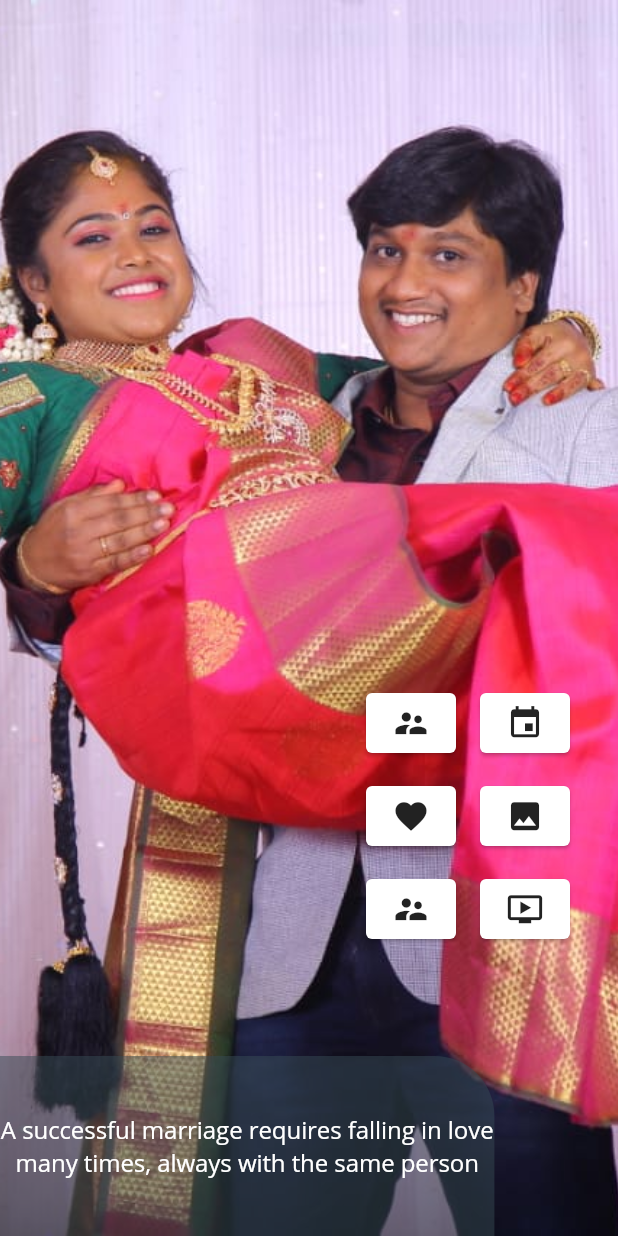
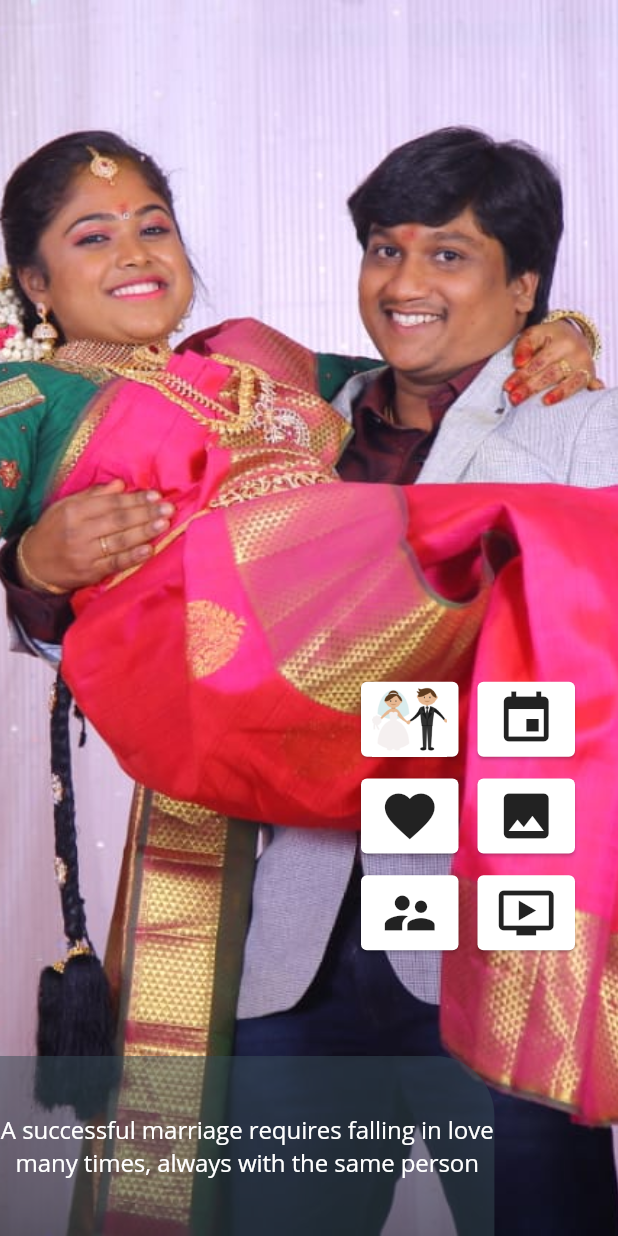
Before and after one commit to SudharsanKrishnamoorthy/invitation-app, a Flutter app: the ExplorePage screen opened by its route, on a phone screen of 412 x 824 dp. Run offline on Flutter 3.47's test engine with Material 2 defaults, Android fonts, the phone set to English and light mode, and no system bars; our stand-ins replace cached_network_image, youtube_player_flutter.

Commit message:
android app icon updated and explore page UI modified

```diff
--- a/app-src/lib/views/components/menu_button.dart
+++ b/app-src/lib/views/components/menu_button.dart
@@ -8,8 +8,8 @@ class MenuButton extends StatelessWidget {
   Widget build(BuildContext context) {
     return Card(
       child: Container(
-        height: 40,
-        width: 60,
+        height: 50,
+        width: 65,
         child: InkWell(
           onTap: onPressed,
           child: child,
--- a/app-src/lib/views/pages/explore.dart
+++ b/app-src/lib/views/pages/explore.dart
@@ -52,10 +52,7 @@ class _ExplorePageState extends State<ExplorePage> {
               mainAxisAlignment: MainAxisAlignment.spaceEvenly,
               children: <Widget>[
                 MenuButton(
-                  child: Icon(
-                    Icons.supervisor_account,
-                    size: 25,
-                  ),
+                  child: Image.asset('$asseticons/icon.png'),
                   onPressed: () {
                     Navigator.pushNamed(context, Router.details);
                   },
@@ -63,7 +60,7 @@ class _ExplorePageState extends State<ExplorePage> {
                 MenuButton(
                   child: Icon(
                     Icons.favorite,
-                    size: 25,
+                    size: 40,
                   ),
                   onPressed: () {
                     Navigator.pushNamed(context, Router.favourite);
@@ -72,7 +69,7 @@ class _ExplorePageState extends State<ExplorePage> {
                 MenuButton(
                   child: Icon(
                     Icons.supervisor_account,
-                    size: 25,
+                    size: 40,
                   ),
                   onPressed: () {
                     Navigator.pushNamed(context, Router.wishes);
@@ -86,7 +83,7 @@ class _ExplorePageState extends State<ExplorePage> {
                 MenuButton(
                   child: Icon(
                     Icons.event,
-                    size: 25,
+                    size: 40,
                   ),
                   onPressed: () {
                     Navigator.pushNamed(context, Router.events);
@@ -95,7 +92,7 @@ class _ExplorePageState extends State<ExplorePage> {
                 MenuButton(
                   child: Icon(
                     Icons.photo,
-                    size: 25,
+                    size: 40,
                   ),
                   onPressed: () {
                     Navigator.pushNamed(context, Router.album);
@@ -104,7 +101,7 @@ class _ExplorePageState extends State<ExplorePage> {
                 MenuButton(
                   child: Icon(
                     Icons.ondemand_video,
-                    size: 25,
+                    size: 40,
                   ),
                   onPressed: () {
                     Navigator.pushNamed(context, Router.video);
```
Also changed, not shown: app-src/assets/images/icons/icon.png (added), 5 other files.
